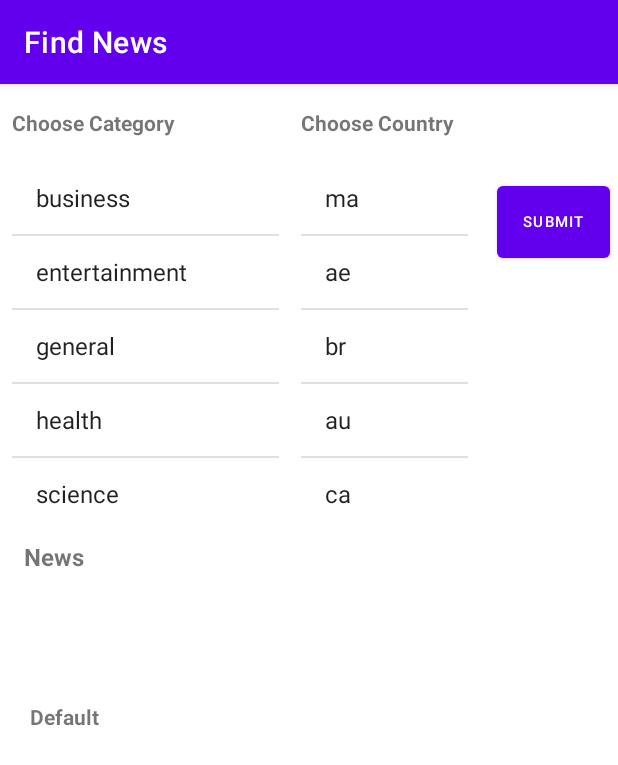
After one commit to megananhdaonguyen/CS4520InClassnguyen0421, an Android app: the InClass06 screen opened directly, with no data from a screen before it, on a phone screen of 412 x 824 dp. The commit adds this screen. Shown: the top 765 px of the screen. Run offline under Robolectric (Android 15) with nearby library versions, the phone set to English and light mode, and no system bars.

Commit message:
Committing InClass 06.

```diff
--- a/app/build.gradle
+++ b/app/build.gradle
@@ -39,4 +39,5 @@ dependencies {
     androidTestImplementation 'androidx.test.espresso:espresso-core:3.4.0'
     implementation("com.squareup.okhttp3:okhttp:4.10.0")
     implementation 'com.github.bumptech.glide:glide:4.12.0'
+    implementation 'com.google.code.gson:gson:2.9.0'
 }
--- /dev/null
+++ b/app/src/main/java/com/example/demo/InClass06.java
@@ -0,0 +1,154 @@
+package com.example.demo;
+
+import androidx.annotation.NonNull;
+import androidx.appcompat.app.AppCompatActivity;
+
+import android.os.Bundle;
+import android.view.View;
+import android.widget.AdapterView;
+import android.widget.ArrayAdapter;
+import android.widget.Button;
+import android.widget.ListView;
+import android.widget.ScrollView;
+import android.widget.TextView;
+import android.widget.Toast;
+
+import com.google.gson.Gson;
+
+import java.io.IOException;
+
+import okhttp3.Call;
+import okhttp3.Callback;
+import okhttp3.HttpUrl;
+import okhttp3.OkHttpClient;
+import okhttp3.Request;
+import okhttp3.Response;
+
+// Megan Nguyen
+// InClass06
+public class InClass06 extends AppCompatActivity {
+    private final OkHttpClient client = new OkHttpClient();
+    private ScrollView scrollView;
+    private ListView listView_countries;
+    private ListView listView_categories;
+    private ArrayAdapter<News> newsAdapter;
+    private ArrayAdapter<String> countriesAdapter;
+    private ArrayAdapter<String> categoriesAdapter;
+    private HttpUrl url;
+    private NewsList newsList;
+    private String country = "none";
+    private String category = "none";
+    private Boolean isCountry = false;
+    private Boolean isCategory = false;
+    private Button button_submit;
+    private TextView displayNews;
+    private TextView displayCategory;
+    private TextView displayCountry;
+    private TextView displayFoundNews;
+    private final String[] arrayCountries = {"ma", "ae", "br", "au", "ca"};
+    private final String[] arrayCategories = {"business", "entertainment", "general", "health", "science", "sports", "technology"};
+    private final String APIKEY = "142721ee61534e3182f837c0533f587f";
+    @Override
+    protected void onCreate(Bundle savedInstanceState) {
+        super.onCreate(savedInstanceState);
+        setContentView(R.layout.news);
+        setTitle("Find News");
+
+        scrollView = findViewById(R.id.scrollView);
+        listView_countries = findViewById(R.id.listView_country);
+        listView_categories = findViewById(R.id.listView_category);
+        button_submit = findViewById(R.id.button_submit);
+        displayNews = findViewById(R.id.textView_news);
+        displayFoundNews = findViewById(R.id.textView_display_news);
+        displayCategory = findViewById(R.id.textView_category);
+        displayCountry = findViewById(R.id.textView_country);
+
+        countriesAdapter = new ArrayAdapter<>(this, android.R.layout.simple_list_item_1, android.R.id.text1, arrayCountries);
+        listView_countries.setAdapter(countriesAdapter);
+        listView_countries.setOnItemClickListener(new AdapterView.OnItemClickListener() {
+            @Override
+            public void onItemClick(AdapterView<?> adapterView, View view, int i, long l) {
+                country = arrayCountries[i];
+                isCountry = true;
+                displayCountry.setText("Country: " + country);
+            }
+        });
+
+        categoriesAdapter = new ArrayAdapter<>(this, android.R.layout.simple_list_item_1, android.R.id.text1, arrayCategories);
+        listView_categories.setAdapter(categoriesAdapter);
+        listView_categories.setOnItemClickListener(new AdapterView.OnItemClickListener() {
+            @Override
+            public void onItemClick(AdapterView<?> adapterView, View view, int i, long l) {
+                category = arrayCategories[i];
+                isCategory = true;
+                displayCategory.setText("Category: " + category);
+            }
+        });
+
+
+
+        button_submit.setOnClickListener(new View.OnClickListener() {
+            @Override
+            public void onClick(View view) {
+                displayNews.setText(String.format("News: %s,  %s", category, country));
+                getNews();
+            }
+        });
+
+    }
+
+    private void getNews(){
+
+        if (isCountry && isCategory) {
+            url = HttpUrl.parse("https://newsapi.org/v2/top-headlines").newBuilder()
+                    .addQueryParameter("country", country)
+                    .addQueryParameter("category", category)
+                    .addQueryParameter("apiKey", APIKEY)
+                    .build();
+        } else if (isCountry) {
+            url = HttpUrl.parse("https://newsapi.org/v2/top-headlines").newBuilder()
+                    .addQueryParameter("country", country)
+                    .addQueryParameter("apiKey", APIKEY)
+                    .build();
+        } else if (isCategory) {
+            url = HttpUrl.parse("https://newsapi.org/v2/top-headlines").newBuilder()
+                    .addQueryParameter("category", category)
+                    .addQueryParameter("apiKey", APIKEY)
+                    .build();
+        } else {
+            url = HttpUrl.parse("https://newsapi.org/v2/top-headlines").newBuilder()
+                    .addQueryParameter("apiKey", APIKEY)
+                    .build();
+        }
+
+        Request request = new Request.Builder()
+                .url(url)
+                .build();
+
+        client.newCall(request).enqueue(new Callback() {
+            @Override
+            public void onFailure(@NonNull Call call, @NonNull IOException e) {
+                e.printStackTrace();
+            }
+
+            @Override
+            public void onResponse(@NonNull Call call, @NonNull Response response) throws IOException {
+                if(response.isSuccessful()){
+                    Gson gsonData = new Gson();
+                    newsList =  gsonData.fromJson(response.body().charStream(), NewsList.class);
+                    runOnUiThread(new Runnable() {
+                        @Override
+                        public void run() {
+                            displayFoundNews.setText(newsList.toString());
+                        }
+                    });
+
+                } else{
+                    Toast.makeText(InClass06.this, "Error", Toast.LENGTH_LONG).show();
+                }
+            }
+        });
+    }
+
+
+}
--- /dev/null
+++ b/app/src/main/res/layout/news.xml
@@ -0,0 +1,96 @@
+<?xml version="1.0" encoding="utf-8"?>
+<androidx.constraintlayout.widget.ConstraintLayout xmlns:android="http://schemas.android.com/apk/res/android"
+    xmlns:app="http://schemas.android.com/apk/res-auto"
+    xmlns:tools="http://schemas.android.com/tools"
+    android:layout_width="match_parent"
+    android:layout_height="match_parent">
+
+    <ListView
+        android:id="@+id/listView_category"
+        android:layout_width="178dp"
+        android:layout_height="238dp"
+        android:layout_marginStart="8dp"
+        android:layout_marginTop="52dp"
+        app:layout_constraintStart_toStartOf="parent"
+        app:layout_constraintTop_toTopOf="parent" />
+
+    <ListView
+        android:id="@+id/listView_country"
+        android:layout_width="111dp"
+        android:layout_height="240dp"
+        android:layout_marginTop="52dp"
+        android:layout_marginEnd="100dp"
+        app:layout_constraintEnd_toEndOf="parent"
+        app:layout_constraintTop_toTopOf="parent" />
+
+    <Button
+        android:id="@+id/button_submit"
+        android:layout_width="75dp"
+        android:layout_height="60dp"
+        android:layout_marginTop="62dp"
+        android:layout_marginEnd="5dp"
+        android:text="@string/submit"
+        android:textSize="10sp"
+        app:layout_constraintEnd_toEndOf="parent"
+        app:layout_constraintTop_toTopOf="parent" />
+
+    <TextView
+        android:id="@+id/textView_category"
+        android:layout_width="182dp"
+        android:layout_height="29dp"
+        android:layout_marginStart="8dp"
+        android:layout_marginTop="16dp"
+        android:text="@string/Choose_Category"
+        android:textSize="14sp"
+        android:textStyle="bold"
+        app:layout_constraintStart_toStartOf="parent"
+        app:layout_constraintTop_toTopOf="parent" />
+
+    <TextView
+        android:id="@+id/textView_news"
+        android:layout_width="381dp"
+        android:layout_height="30dp"
+        android:layout_marginStart="16dp"
+        android:layout_marginTop="304dp"
+        android:text="@string/News"
+        android:textSize="16sp"
+        android:textStyle="bold"
+        app:layout_constraintStart_toStartOf="parent"
+        app:layout_constraintTop_toTopOf="parent" />
+
+    <TextView
+        android:id="@+id/textView_country"
+        android:layout_width="182dp"
+        android:layout_height="29dp"
+        android:layout_marginTop="16dp"
+        android:layout_marginEnd="29dp"
+        android:text="@string/choose_country"
+        android:textSize="14sp"
+        android:textStyle="bold"
+        app:layout_constraintEnd_toEndOf="parent"
+        app:layout_constraintTop_toTopOf="parent" />
+
+    <ScrollView
+        android:id="@+id/scrollView"
+        android:layout_width="370dp"
+        android:layout_height="340dp"
+        android:layout_marginStart="20dp"
+        android:layout_marginBottom="16dp"
+        app:layout_constraintBottom_toBottomOf="parent"
+        app:layout_constraintStart_toStartOf="parent">
+
+        <LinearLayout
+            android:layout_width="match_parent"
+            android:layout_height="wrap_content"
+            android:orientation="vertical">
+
+            <TextView
+                android:id="@+id/textView_display_news"
+                android:layout_width="match_parent"
+                android:layout_height="match_parent"
+                android:text="Default"
+                android:textStyle="bold" />
+        </LinearLayout>
+    </ScrollView>
+
+</androidx.constraintlayout.widget.ConstraintLayout>
--- a/app/src/main/res/values/strings.xml
+++ b/app/src/main/res/values/strings.xml
@@ -24,4 +24,8 @@
     <string name="search_keyword">Search Keyword</string>
     <string name="go">Go</string>
     <string name="loading">Loading</string>
+    <string name="InClass06">InClass06</string>
+    <string name="Choose_Category">Choose Category</string>
+    <string name="choose_country">Choose Country</string>
+    <string name="News">News</string>
 </resources>
```
Also changed, not shown: app/src/main/AndroidManifest.xml (+10 -0 lines), app/src/main/java/com/example/demo/MainActivity.java (+12 -0 lines), app/src/main/java/com/example/demo/News.java (added, +70 -0 lines), app/src/main/java/com/example/demo/NewsList.java (added, +24 -0 lines), app/src/main/res/layout/activity_main.xml (+13 -0 lines).
